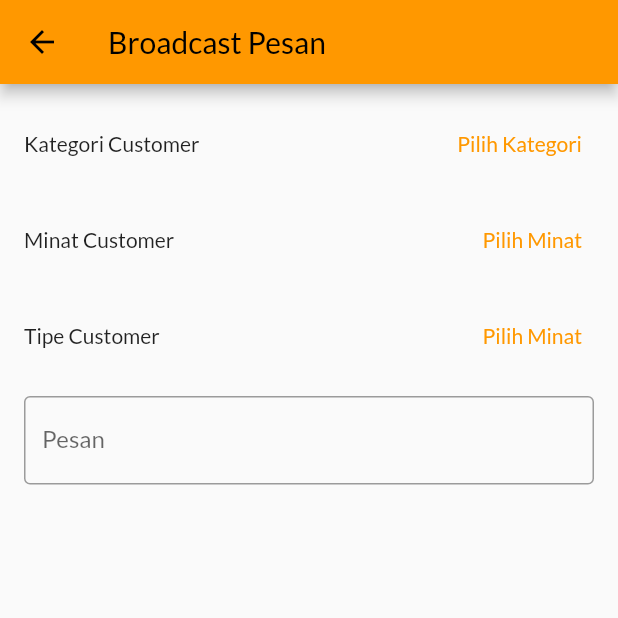
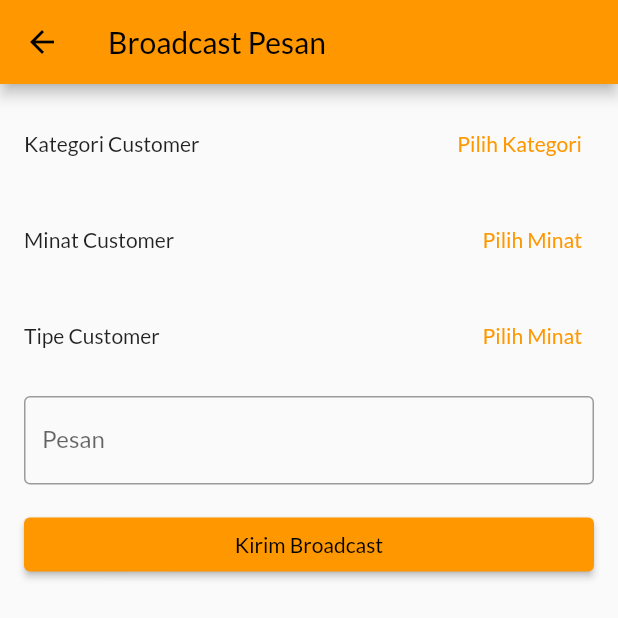
Before and after one commit to mirfanrafif/alohaapp, a Flutter app: the BroadcastPage screen opened directly, on a phone screen of 412 x 824 dp. Shown: the top 618 px of the screen. Run offline on Flutter 3.47's test engine with Material 2 defaults, Android fonts, the light colour scheme and no system bars; our stand-ins replace charts_flutter, file_picker, google_fonts, image_picker, multi_select_flutter, pinch_zoom and 2 more; accounts and stored records are empty; network calls fail.

Commit message:
fix: coloring

```diff
--- a/lib/components/pages/broadcast_page.dart
+++ b/lib/components/pages/broadcast_page.dart
@@ -1,9 +1,6 @@
 import 'package:aloha/data/providers/message_provider.dart';
-import 'package:aloha/data/response/contact.dart';
 import 'package:aloha/data/response/customer_categories.dart';
-import 'package:aloha/data/response/message.dart';
 import 'package:flutter/material.dart';
-import 'package:multi_select_flutter/bottom_sheet/multi_select_bottom_sheet.dart';
 import 'package:multi_select_flutter/multi_select_flutter.dart';
 import 'package:provider/provider.dart';
 
@@ -69,6 +66,8 @@ class _BroadcastPageState extends State<BroadcastPage> {
                 ],
               ),
               MultiSelectChipDisplay<CustomerCategories>(
+                chipColor: Colors.blue.shade100,
+                textStyle: TextStyle(color: Colors.black),
                 items: _selectedCategories
                     .map((e) =>
                         MultiSelectItem<CustomerCategories>(e, e.name ?? ""))
@@ -115,6 +114,8 @@ class _BroadcastPageState extends State<BroadcastPage> {
                     .map((e) =>
                         MultiSelectItem<CustomerInterests>(e, e.name ?? ""))
                     .toList(),
+                chipColor: Colors.orange.shade100,
+                textStyle: TextStyle(color: Colors.black),
               ),
               const SizedBox(
                 height: 16,
@@ -155,6 +156,8 @@ class _BroadcastPageState extends State<BroadcastPage> {
                 items: _selectedTypes
                     .map((e) => MultiSelectItem<CustomerTypes>(e, e.name ?? ""))
                     .toList(),
+                chipColor: Colors.green.shade100,
+                textStyle: TextStyle(color: Colors.black),
               ),
               const SizedBox(
                 height: 16,
@@ -168,6 +171,11 @@ class _BroadcastPageState extends State<BroadcastPage> {
                 minLines: 1,
                 maxLines: 8,
               ),
+              const SizedBox(
+                height: 16,
+              ),
+              ElevatedButton(
+                  onPressed: () {}, child: const Text("Kirim Broadcast"))
             ],
           ),
         );
```
